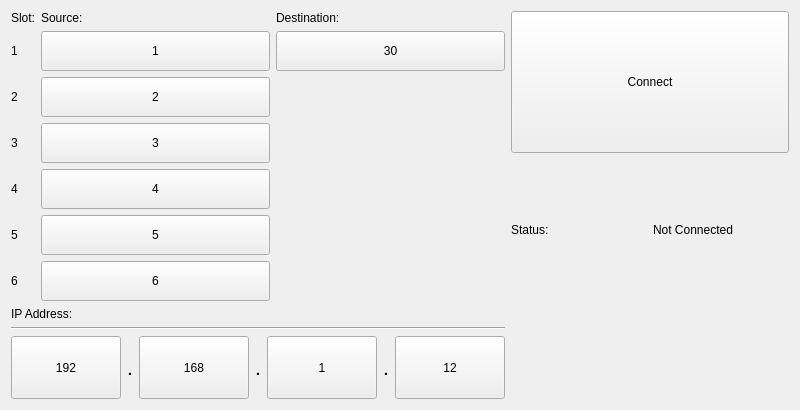
The window that xptcontrol.ui (chP6/Konzept_ErstesBeispiel) describes before a commit, drawn with Qt 5.
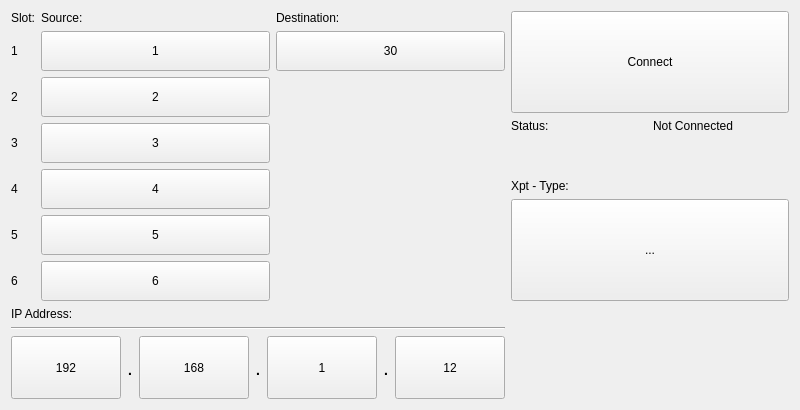
The same window after the commit.

Diff of the .ui file:
```diff
--- a/xptcontrol.ui
+++ b/xptcontrol.ui
@@ -16,8 +16,8 @@
   <property name="windowTitle">
    <string>Form</string>
   </property>
-  <layout class="QGridLayout" name="gridLayout_3">
-   <item row="0" column="0" rowspan="2">
+  <layout class="QGridLayout" name="gridLayout_4">
+   <item row="0" column="0">
     <layout class="QGridLayout" name="gridLayout_2">
      <item row="0" column="0">
       <widget class="QLabel" name="lSlot">
@@ -382,7 +382,9 @@
      </item>
     </layout>
    </item>
-   <item row="0" column="1" colspan="2">
+   <item row="0" column="1">
+    <layout class="QGridLayout" name="gridLayout_3">
+     <item row="0" column="0" colspan="2">
     <widget class="QPushButton" name="btConnect">
      <property name="sizePolicy">
       <sizepolicy hsizetype="Minimum" vsizetype="Preferred">
@@ -410,21 +412,83 @@
      </property>
     </widget>
    </item>
-   <item row="1" column="1">
+     <item row="4" column="0" colspan="2">
+      <widget class="QToolButton" name="toolButton">
+       <property name="sizePolicy">
+        <sizepolicy hsizetype="Preferred" vsizetype="Preferred">
+         <horstretch>0</horstretch>
+         <verstretch>0</verstretch>
+        </sizepolicy>
+       </property>
+       <property name="cursor">
+        <cursorShape>BlankCursor</cursorShape>
+       </property>
+       <property name="focusPolicy">
+        <enum>Qt::NoFocus</enum>
+       </property>
+       <property name="text">
+        <string>...</string>
+       </property>
+      </widget>
+     </item>
+     <item row="1" column="0">
     <widget class="QLabel" name="lIStatus">
+       <property name="sizePolicy">
+        <sizepolicy hsizetype="Preferred" vsizetype="Fixed">
+         <horstretch>0</horstretch>
+         <verstretch>0</verstretch>
+        </sizepolicy>
+       </property>
      <property name="text">
       <string>Status:</string>
      </property>
     </widget>
    </item>
-   <item row="1" column="2">
+     <item row="3" column="0">
+      <widget class="QLabel" name="label">
+       <property name="sizePolicy">
+        <sizepolicy hsizetype="Preferred" vsizetype="Fixed">
+         <horstretch>0</horstretch>
+         <verstretch>0</verstretch>
+        </sizepolicy>
+       </property>
+       <property name="text">
+        <string>Xpt - Type:</string>
+       </property>
+      </widget>
+     </item>
+     <item row="1" column="1">
     <widget class="QLabel" name="lStatus">
+       <property name="sizePolicy">
+        <sizepolicy hsizetype="Preferred" vsizetype="Fixed">
+         <horstretch>0</horstretch>
+         <verstretch>0</verstretch>
+        </sizepolicy>
+       </property>
      <property name="text">
       <string>Not Connected</string>
      </property>
     </widget>
    </item>
    <item row="2" column="0">
+      <spacer name="verticalSpacer">
+       <property name="orientation">
+        <enum>Qt::Vertical</enum>
+       </property>
+       <property name="sizeType">
+        <enum>QSizePolicy::Minimum</enum>
+       </property>
+       <property name="sizeHint" stdset="0">
+        <size>
+         <width>20</width>
+         <height>40</height>
+        </size>
+       </property>
+      </spacer>
+     </item>
+    </layout>
+   </item>
+   <item row="1" column="0">
     <layout class="QGridLayout" name="gridLayout">
      <item row="2" column="3">
       <widget class="QLabel" name="lDot_2">
```
Lines whose indentation alone changed are shown as unchanged.
